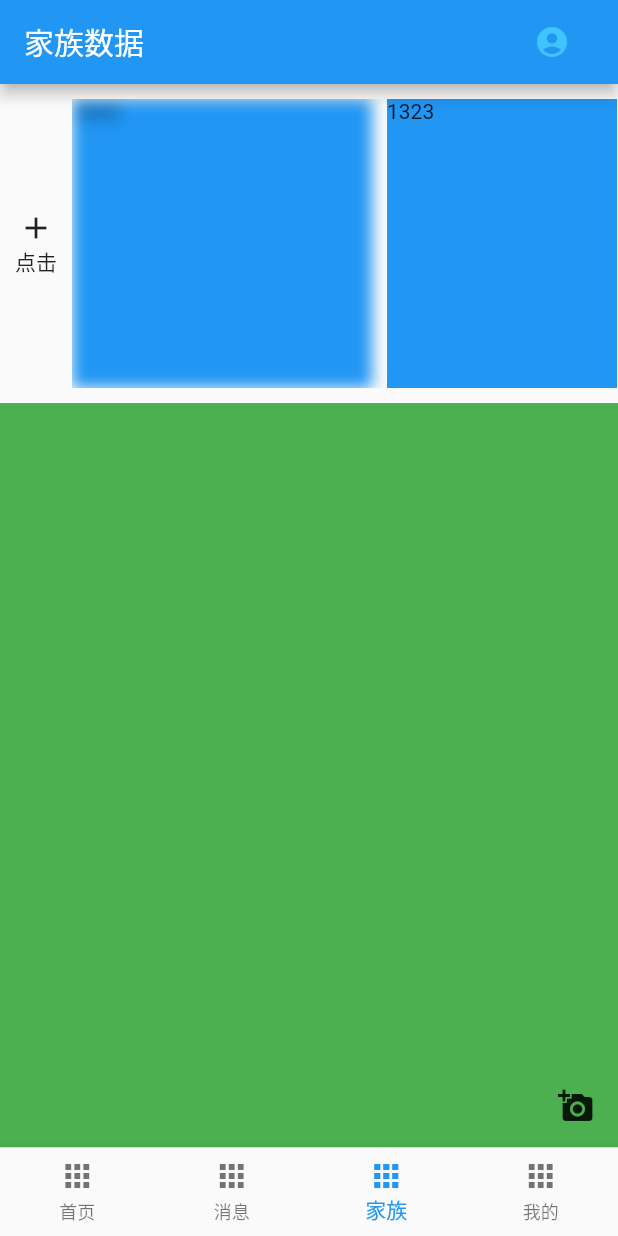
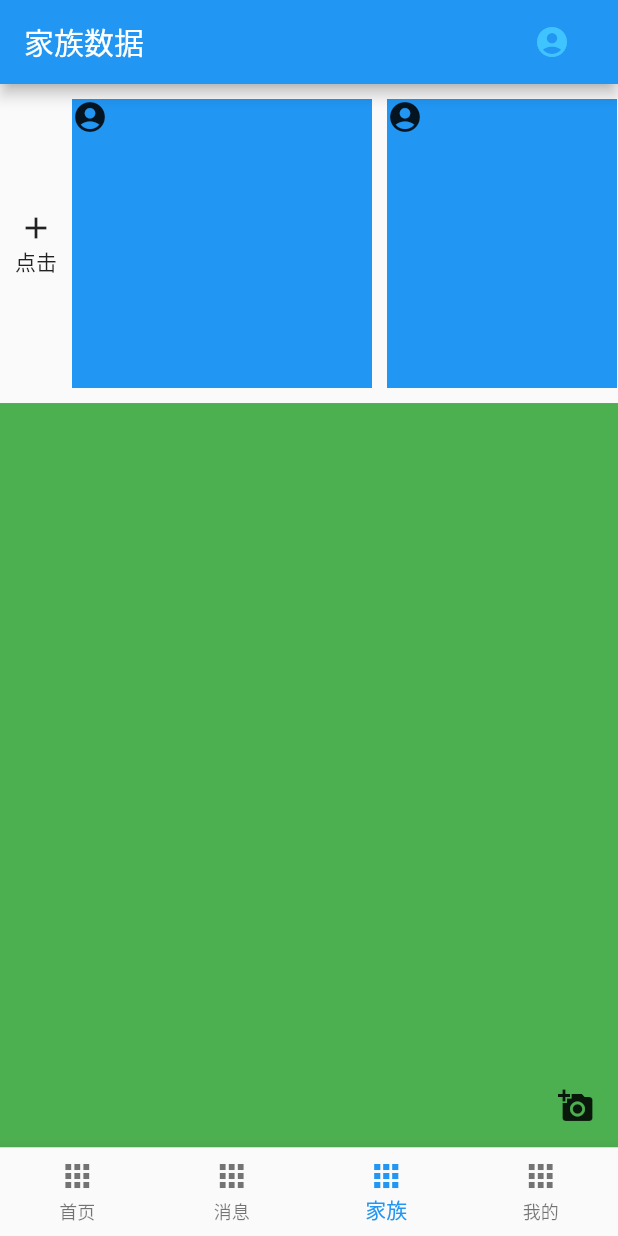
Before and after one commit to Linsugar/family_app, a Flutter app: the screen it shows after launch, item 3 of the bottom bar chosen, on a phone screen of 412 x 824 dp. Run offline on Flutter 3.47's test engine with Material 2 defaults, Android fonts, the phone set to English and light mode, and no system bars; our stand-ins replace dio, fluro, flutter_swiper; network calls fail; statements that could not run were skipped.

```diff
--- a/lib/pages/family/FamilyData.dart
+++ b/lib/pages/family/FamilyData.dart
@@ -1,4 +1,3 @@
-import 'dart:ui';
 import 'package:flutter/cupertino.dart';
 import 'package:flutter/material.dart';
 
@@ -36,7 +35,12 @@ class FamilyState extends State<Family>{
                 child: ListView.separated(scrollDirection: Axis.horizontal,itemCount: 20,separatorBuilder: (context,index){
                   return SizedBox(width: 10,);
                 },itemBuilder: (context,index){
-                    return BackdropFilter(filter: ImageFilter.blur(sigmaX: 5.0,sigmaY: 5.0),child: Container(width: 200,height: 100,color: Colors.blue,child: Text("1323"),));
+                    return Container(width: 200,height: 100,color: Colors.blue,child: Column(
+                      children: [
+                        Row(children: [Icon(Icons.account_circle),Text("")],),
+                        Row(),
+                      ],
+                    ),);
                 },),
               ),)
               ],
```
